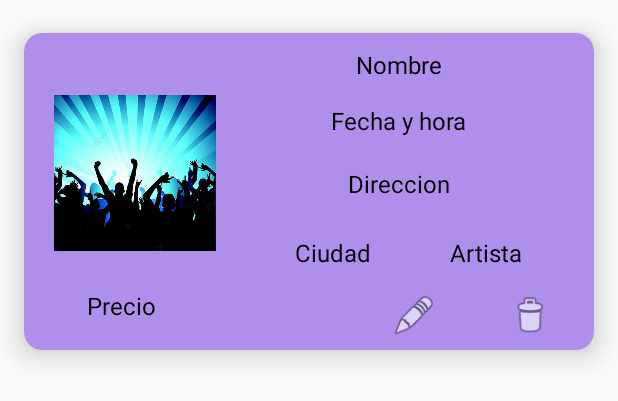
After one commit to Irishongki/Proyecto-Iris, an Android app: the layout layout_recordatorio_concierto.xml on its own in the app's theme, with its tools: preview values and no code run, on a phone screen of 412 x 824 dp. The commit adds this screen. Shown: the top 401 px of the screen. Run offline under Robolectric (Android 15) with nearby library versions, the phone set to English and light mode, and no system bars; Roboto replaces fonts that are not available here.

Commit message:
Creacion de el layout para los recordatorios

```diff
--- a/app/src/main/java/com/example/proyectoandroid/Recordatorios.kt
+++ b/app/src/main/java/com/example/proyectoandroid/Recordatorios.kt
@@ -37,6 +37,7 @@ class Recordatorios : AppCompatActivity() , OnFragmentActionListener{
         Toast.makeText(this,msj, Toast.LENGTH_SHORT).show()
     }
 
+    //Muestra el fragmento en el que registramos los recordatorios de los conciertos
     override fun cargarFragmentRegistro(fragment: Fragment) {
         val transaction = supportFragmentManager.beginTransaction()
 
@@ -45,6 +46,8 @@ class Recordatorios : AppCompatActivity() , OnFragmentActionListener{
         transaction.commit()
     }
 
+    //Muestra la lista de los conciertos que hemos guardado ocultando el
+    // fragment de los registros de los recordatorios de los conciertos
     override fun cargarFragmentLista(fragment: Fragment) {
         val transaction = supportFragmentManager.beginTransaction()
 
--- a/app/src/main/res/layout/fragment_lista_recordatorios.xml
+++ b/app/src/main/res/layout/fragment_lista_recordatorios.xml
@@ -5,4 +5,10 @@
     android:layout_height="match_parent"
     android:background="@color/fondo_principal"
     android:orientation="vertical"
-    tools:context=".fragments.FragmentListaRecordatorios" />
+    tools:context=".fragments.FragmentListaRecordatorios" >
+
+    <androidx.recyclerview.widget.RecyclerView
+        android:id="@+id/recycler_conciertos"
+        android:layout_width="match_parent"
+        android:layout_height="match_parent" />
+</LinearLayout>
--- /dev/null
+++ b/app/src/main/res/layout/layout_recordatorio_concierto.xml
@@ -0,0 +1,127 @@
+<?xml version="1.0" encoding="utf-8"?>
+<androidx.cardview.widget.CardView xmlns:android="http://schemas.android.com/apk/res/android"
+    xmlns:app="http://schemas.android.com/apk/res-auto"
+    xmlns:tools="http://schemas.android.com/tools"
+    android:layout_width="match_parent"
+    android:layout_height="wrap_content"
+    app:cardBackgroundColor="@color/recordatorios"
+    app:cardCornerRadius="12dp"
+    app:cardElevation="12dp"
+    app:cardUseCompatPadding="true">
+
+    <androidx.constraintlayout.widget.ConstraintLayout
+        android:layout_width="match_parent"
+        android:layout_height="match_parent"
+        android:padding="8dp">
+
+        <ImageView
+            android:id="@+id/iv_icono_conciertos"
+            android:layout_width="108dp"
+            android:layout_height="104dp"
+            android:layout_marginStart="12dp"
+            android:layout_marginTop="30dp"
+            android:layout_marginBottom="55dp"
+            android:scaleType="centerCrop"
+            app:layout_constraintBottom_toBottomOf="parent"
+            app:layout_constraintStart_toStartOf="parent"
+            app:layout_constraintTop_toTopOf="parent"
+            app:srcCompat="@drawable/fondo_recordatorios" />
+
+        <TextView
+            android:id="@+id/tv_nombre_concierto"
+            android:layout_width="wrap_content"
+            android:layout_height="wrap_content"
+            android:layout_marginTop="2dp"
+            android:text="Nombre"
+            android:textColor="@color/black"
+            android:textSize="16sp"
+            app:layout_constraintEnd_toEndOf="parent"
+            app:layout_constraintStart_toEndOf="@+id/iv_icono_conciertos"
+            app:layout_constraintTop_toTopOf="parent" />
+
+        <TextView
+            android:id="@+id/tv_fecha_hora_concierto"
+            android:layout_width="wrap_content"
+            android:layout_height="wrap_content"
+            android:layout_marginTop="15dp"
+            android:text="Fecha y hora"
+            android:textColor="@color/black"
+            android:textSize="16sp"
+            app:layout_constraintEnd_toEndOf="parent"
+            app:layout_constraintStart_toEndOf="@+id/iv_icono_conciertos"
+            app:layout_constraintTop_toBottomOf="@+id/tv_nombre_concierto" />
+
+        <TextView
+            android:id="@+id/tv_direccion_concierto"
+            android:layout_width="wrap_content"
+            android:layout_height="wrap_content"
+            android:layout_marginTop="20dp"
+            android:text="Direccion"
+            android:textColor="@color/black"
+            android:textSize="16sp"
+            app:layout_constraintEnd_toEndOf="parent"
+            app:layout_constraintStart_toEndOf="@+id/iv_icono_conciertos"
+            app:layout_constraintTop_toBottomOf="@+id/tv_fecha_hora_concierto" />
+
+        <TextView
+            android:id="@+id/tv_Artista"
+            android:layout_width="wrap_content"
+            android:layout_height="wrap_content"
+            android:layout_marginTop="24dp"
+            android:layout_marginEnd="40dp"
+            android:text="Artista"
+            android:textColor="@color/black"
+            android:textSize="16sp"
+            app:layout_constraintEnd_toEndOf="parent"
+            app:layout_constraintTop_toBottomOf="@+id/tv_direccion_concierto" />
+
+        <TextView
+            android:id="@+id/tv_ciudad_concierto"
+            android:layout_width="wrap_content"
+            android:layout_height="wrap_content"
+            android:text="Ciudad"
+            android:textColor="@color/black"
+            android:textSize="16sp"
+            app:layout_constraintBottom_toBottomOf="@+id/tv_Artista"
+            app:layout_constraintEnd_toStartOf="@+id/tv_Artista"
+            app:layout_constraintHorizontal_bias="0.5"
+            app:layout_constraintStart_toEndOf="@+id/iv_icono_conciertos"
+            app:layout_constraintTop_toTopOf="@+id/tv_Artista" />
+
+        <TextView
+            android:id="@+id/tv_precio_concierto"
+            android:layout_width="wrap_content"
+            android:layout_height="wrap_content"
+            android:layout_marginStart="40dp"
+            android:layout_marginTop="25dp"
+            android:layout_marginEnd="290dp"
+            android:text="Precio"
+            android:textColor="@color/black"
+            android:textSize="16sp"
+            app:layout_constraintEnd_toEndOf="parent"
+            app:layout_constraintStart_toStartOf="parent"
+            app:layout_constraintTop_toBottomOf="@+id/iv_icono_conciertos" />
+
+        <ImageView
+            android:id="@+id/iv_actualizar_recordatorio"
+            android:layout_width="53dp"
+            android:layout_height="30dp"
+            android:layout_marginEnd="24dp"
+            android:scaleType="fitCenter"
+            app:layout_constraintBottom_toBottomOf="@+id/iv_borrar_recordatorio"
+            app:layout_constraintEnd_toStartOf="@+id/iv_borrar_recordatorio"
+            app:layout_constraintTop_toTopOf="@+id/iv_borrar_recordatorio"
+            app:srcCompat="@android:drawable/ic_menu_edit" />
+
+        <ImageView
+            android:id="@+id/iv_borrar_recordatorio"
+            android:layout_width="53dp"
+            android:layout_height="30dp"
+            android:layout_marginTop="16dp"
+            android:layout_marginEnd="8dp"
+            android:scaleType="fitCenter"
+            app:layout_constraintEnd_toEndOf="parent"
+            app:layout_constraintTop_toBottomOf="@+id/tv_Artista"
+            app:srcCompat="@android:drawable/ic_menu_delete" />
+    </androidx.constraintlayout.widget.ConstraintLayout>
+</androidx.cardview.widget.CardView>
--- a/app/src/main/res/values/strings.xml
+++ b/app/src/main/res/values/strings.xml
@@ -16,10 +16,7 @@
     <string name="titulo_recyclerView">Artistas</string>
     <string name="boton_volver">VOLVER</string>
     <string name="mapas">Conciertos</string>
-    <string name="nombre_reserva">NOMBRE</string>
     <string name="hint_nombre">Nombre..</string>
-    <string name="Nº_de_entradas">NUMERO DE ENTRADAS</string>
-    <string name="txt_entradas_format">Entradas: %d entradas</string>
     <string name="tipo">TIPO</string>
     <string name="entradas_vip">VIP</string>
     <string name="entradas_basica">BASICA</string>
@@ -28,6 +25,4 @@
     <string name="merchandising">MERCHANDISING</string>
     <string name="zona">ZONA</string>
     <string name="btn_recordatorio">GUARDAR</string>
-    <!-- TODO: Remove or change this placeholder text -->
-    <string name="hello_blank_fragment">Hello blank fragment</string>
 </resources>
```
